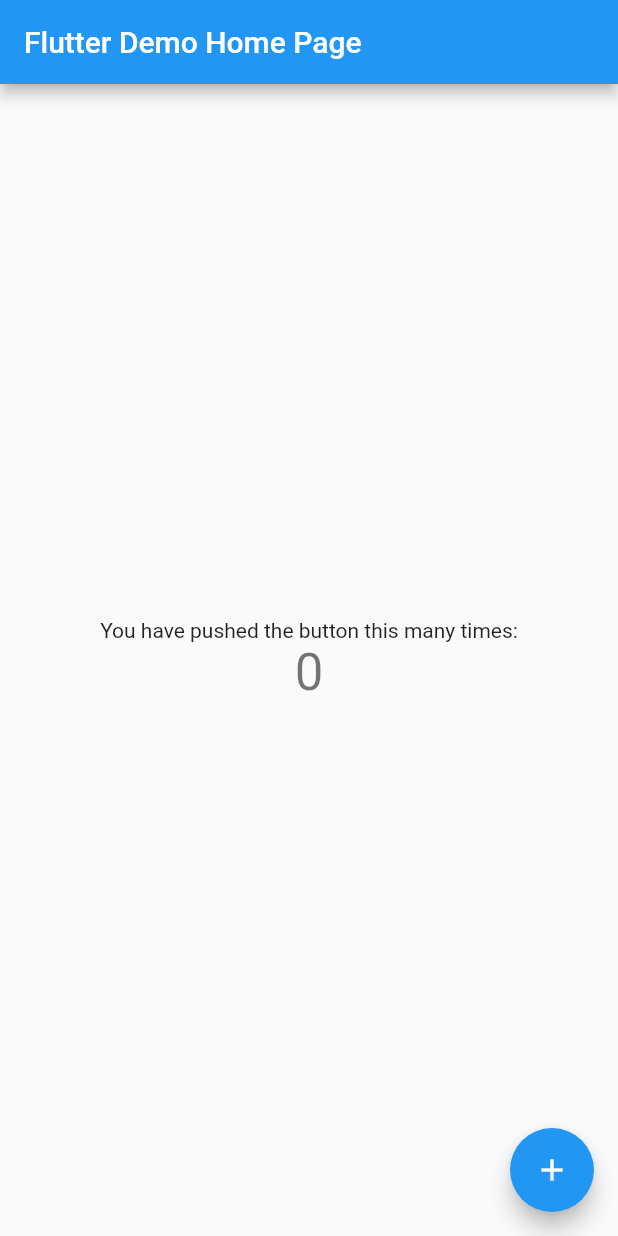
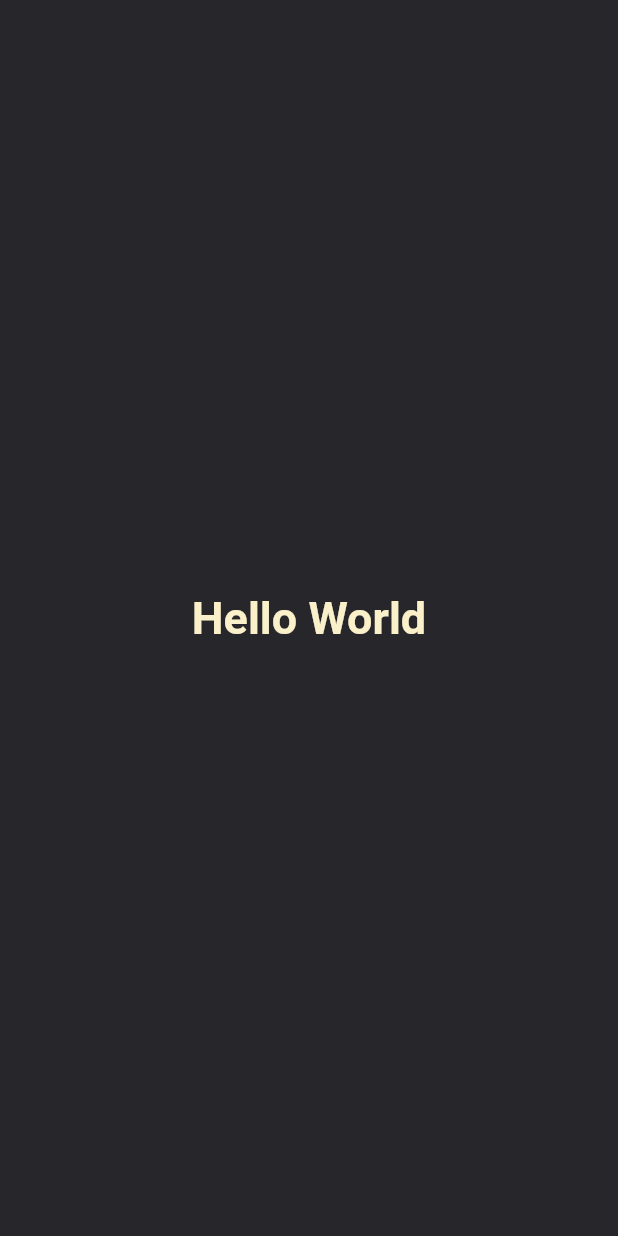
Before and after one commit to jacob1710/FixtureInfoTask, a Flutter app: the screen it shows after launch, on a phone screen of 412 x 824 dp. Run offline on Flutter 3.47's test engine with Material 2 defaults, Android fonts, the phone set to English and light mode, and no system bars; our stand-ins replace get_it.

Commit message:
Add Stacked framework files, add hello world screen

```diff
--- /dev/null
+++ b/lib/constants/app_styles.dart
@@ -0,0 +1,52 @@
+import 'package:flutter/material.dart';
+
+class AppStyles{
+  static const TextStyle kDarkTextStyle = TextStyle(
+    color: kDefaultDarkColor,
+    fontSize: 14,
+    fontWeight: FontWeight.w600,
+  );
+
+  static const TextStyle kPrimaryTextStyle = TextStyle(
+    color: kPrimaryColor,
+    fontSize: 14,
+    fontWeight: FontWeight.w600,
+  );
+  static const TextStyle kHeadingTextStyle = TextStyle(
+    color: kDefaultDarkColor,
+    fontSize: 18,
+    fontWeight: FontWeight.bold,
+  );
+  static const TextStyle kBigTitleTextStyle = TextStyle(
+    color: kPrimaryColor,
+    fontSize: 30,
+    fontWeight: FontWeight.bold,
+  );
+
+
+  static const Color kDefaultDarkColor = Color(0xFF27272B);
+  static const Color kPrimaryColor = Color(0xFFFAF0CA);
+  static const Color kSecondaryColor = Colors.blue;
+
+
+  //https://medium.com/@filipvk/creating-a-custom-color-swatch-in-flutter-554bcdcb27f3
+  static MaterialColor createMaterialColor(Color color) {
+    List strengths = <double>[.05];
+    final swatch = <int, Color>{};
+    final int r = color.red, g = color.green, b = color.blue;
+
+    for (int i = 1; i < 10; i++) {
+      strengths.add(0.1 * i);
+    }
+    strengths.forEach((strength) {
+      final double ds = 0.5 - strength;
+      swatch[(strength * 1000).round()] = Color.fromRGBO(
+        r + ((ds < 0 ? r : (255 - r)) * ds).round(),
+        g + ((ds < 0 ? g : (255 - g)) * ds).round(),
+        b + ((ds < 0 ? b : (255 - b)) * ds).round(),
+        1,
+      );
+    });
+    return MaterialColor(color.value, swatch);
+  }
+}
--- /dev/null
+++ b/lib/constants/route_names.dart
@@ -0,0 +1,5 @@
+import 'package:flutter/material.dart';
+
+class AppRouteNames{
+  static const String kHomeViewRoute = "HomeView";
+}
--- a/lib/main.dart
+++ b/lib/main.dart
@@ -1,115 +1,35 @@
+import 'package:fixture_info_task/router.dart';
+import 'package:fixture_info_task/services/navigation_service.dart';
+import 'package:fixture_info_task/views/base_model.dart';
+import 'package:fixture_info_task/views/fixtures/fixtures_screen.dart';
 import 'package:flutter/material.dart';
+import 'package:provider/provider.dart';
 
-void main() {
-  runApp(const MyApp());
+import 'constants/app_styles.dart';
+import 'locator.dart';
+
+
+Future<void> main() async {
+  await setUpLocator();
+  runApp(MyApp());
 }
 
 class MyApp extends StatelessWidget {
-  const MyApp({Key? key}) : super(key: key);
-
   // This widget is the root of your application.
   @override
   Widget build(BuildContext context) {
     return MaterialApp(
-      title: 'Flutter Demo',
+      title: 'FixtureInfo',
       theme: ThemeData(
-        // This is the theme of your application.
-        //
-        // Try running your application with "flutter run". You'll see the
-        // application has a blue toolbar. Then, without quitting the app, try
-        // changing the primarySwatch below to Colors.green and then invoke
-        // "hot reload" (press "r" in the console where you ran "flutter run",
-        // or simply save your changes to "hot reload" in a Flutter IDE).
-        // Notice that the counter didn't reset back to zero; the application
-        // is not restarted.
-        primarySwatch: Colors.blue,
+        primarySwatch: AppStyles.createMaterialColor(AppStyles.kPrimaryColor),
       ),
-      home: const MyHomePage(title: 'Flutter Demo Home Page'),
+      home: ChangeNotifierProvider(
+        create: (context) => BaseModel(),
+        //child: AuthView(),
+        child: FixturesScreen(),
+      ),
+      navigatorKey: locator<NavigationService>().navigationKey,
+      onGenerateRoute: generateRoute,
     );
   }
 }
-
-class MyHomePage extends StatefulWidget {
-  const MyHomePage({Key? key, required this.title}) : super(key: key);
-
-  // This widget is the home page of your application. It is stateful, meaning
-  // that it has a State object (defined below) that contains fields that affect
-  // how it looks.
-
-  // This class is the configuration for the state. It holds the values (in this
-  // case the title) provided by the parent (in this case the App widget) and
-  // used by the build method of the State. Fields in a Widget subclass are
-  // always marked "final".
-
-  final String title;
-
-  @override
-  State<MyHomePage> createState() => _MyHomePageState();
-}
-
-class _MyHomePageState extends State<MyHomePage> {
-  int _counter = 0;
-
-  void _incrementCounter() {
-    setState(() {
-      // This call to setState tells the Flutter framework that something has
-      // changed in this State, which causes it to rerun the build method below
-      // so that the display can reflect the updated values. If we changed
-      // _counter without calling setState(), then the build method would not be
-      // called again, and so nothing would appear to happen.
-      _counter++;
-    });
-  }
-
-  @override
-  Widget build(BuildContext context) {
-    // This method is rerun every time setState is called, for instance as done
-    // by the _incrementCounter method above.
-    //
-    // The Flutter framework has been optimized to make rerunning build methods
-    // fast, so that you can just rebuild anything that needs updating rather
-    // than having to individually change instances of widgets.
-    return Scaffold(
-      appBar: AppBar(
-        // Here we take the value from the MyHomePage object that was created by
-        // the App.build method, and use it to set our appbar title.
-        title: Text(widget.title),
-      ),
-      body: Center(
-        // Center is a layout widget. It takes a single child and positions it
-        // in the middle of the parent.
-        child: Column(
-          // Column is also a layout widget. It takes a list of children and
-          // arranges them vertically. By default, it sizes itself to fit its
-          // children horizontally, and tries to be as tall as its parent.
-          //
-          // Invoke "debug painting" (press "p" in the console, choose the
-          // "Toggle Debug Paint" action from the Flutter Inspector in Android
-          // Studio, or the "Toggle Debug Paint" command in Visual Studio Code)
-          // to see the wireframe for each widget.
-          //
-          // Column has various properties to control how it sizes itself and
-          // how it positions its children. Here we use mainAxisAlignment to
-          // center the children vertically; the main axis here is the vertical
-          // axis because Columns are vertical (the cross axis would be
-          // horizontal).
-          mainAxisAlignment: MainAxisAlignment.center,
-          children: <Widget>[
-            const Text(
-              'You have pushed the button this many times:',
-            ),
-            Text(
-              '$_counter',
-              style: Theme.of(context).textTheme.headline4,
-            ),
-          ],
-        ),
-      ),
-      floatingActionButton: FloatingActionButton(
-        onPressed: _incrementCounter,
-        tooltip: 'Increment',
-        child: const Icon(Icons.add),
-      ), // This trailing comma makes auto-formatting nicer for build methods.
-    );
-  }
-}
--- /dev/null
+++ b/lib/services/api_service.dart
@@ -0,0 +1,5 @@
+import 'package:http/http.dart' as http;
+
+class ApiService {
+
+}
--- /dev/null
+++ b/lib/views/base_model.dart
@@ -0,0 +1,19 @@
+import 'dart:io';
+
+import 'package:flutter/material.dart';
+
+
+import '../locator.dart';
+import '../services/api_service.dart';
+import '../services/navigation_service.dart';
+
+class BaseModel extends ChangeNotifier {
+
+  final NavigationService _navigationService = locator<NavigationService>();
+  final ApiService apiService = locator<ApiService>();
+
+
+  //----Navigation Methods ----
+
+
+}
--- /dev/null
+++ b/lib/views/fixtures/fixtures_screen.dart
@@ -0,0 +1,27 @@
+import 'package:fixture_info_task/constants/app_styles.dart';
+import 'package:flutter/gestures.dart';
+import 'package:flutter/material.dart';
+
+class FixturesScreen extends StatefulWidget {
+  const FixturesScreen({Key? key}) : super(key: key);
+
+  @override
+  State<FixturesScreen> createState() => _FixturesScreenState();
+}
+
+class _FixturesScreenState extends State<FixturesScreen> {
+  @override
+  Widget build(BuildContext context) {
+    return Scaffold(
+      backgroundColor: AppStyles.kDefaultDarkColor,
+      body: Container(
+        child: const Center(
+          child: Text(
+            'Hello World',
+            style: AppStyles.kBigTitleTextStyle,
+          ),
+        )
+      ),
+    );
+  }
+}
```
Also changed, not shown: lib/locator.dart (added, +21 -0 lines), lib/router.dart (added, +21 -0 lines), lib/services/navigation_service.dart (added, +28 -0 lines), pubspec.yaml (+5 -2 lines), lib/views/fixtures/fixtures_screen_view_model.dart (added), pubspec.lock, 1 other file.
